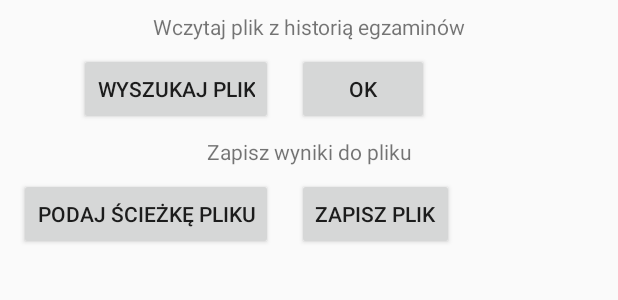
After one commit to przemyslawmoskal/Driving_License_Examiners_App, an Android app: the layout fragment_settings.xml on its own in the app's theme, with its tools: preview values and no code run, on a phone screen of 412 x 824 dp. The commit adds this screen. Shown: the top 300 px of the screen. Run offline under Robolectric (Android 15) with nearby library versions, the phone set to English and light mode, and no system bars.

Commit message:
Created SettingsActivity.java and SettingsFragment.java - handling action bar icon tapping to be implemented.

```diff
--- a/app/src/main/java/com/ptmprojects/aplikacjaegzaminatora/DateUtilities.java
+++ b/app/src/main/java/com/ptmprojects/aplikacjaegzaminatora/DateUtilities.java
@@ -7,6 +7,7 @@ import java.util.Calendar;
 public class DateUtilities {
     public static final SimpleDateFormat DATE_FORMAT_USED_IN_DATABASE = new SimpleDateFormat("yyyyMMdd");
     public static final SimpleDateFormat DATE_FORMAT_USED_ON_THE_BUTTONS = new SimpleDateFormat("dd' 'MMMM' 'yyyy");
+    public static final SimpleDateFormat DATE_FORMAT_USED_ON_THE_BUTTONS_SHORT = new SimpleDateFormat("dd' 'MMM' '''yy");
     public static final SimpleDateFormat YEAR_FORMAT = new SimpleDateFormat("yyyy");
     public static final SimpleDateFormat TWO_DIGIT_MONTH_FORMAT = new SimpleDateFormat("MM");
     public static final SimpleDateFormat YEAR_MONTH_FORMAT = new SimpleDateFormat("yyyyMM");
--- /dev/null
+++ b/app/src/main/java/com/ptmprojects/aplikacjaegzaminatora/SettingsFragment.java
@@ -0,0 +1,6 @@
+package com.ptmprojects.aplikacjaegzaminatora;
+
+import android.support.v4.app.Fragment;
+
+public class SettingsFragment extends Fragment {
+}
--- a/app/src/main/java/database/ResultsBaseHelper.java
+++ b/app/src/main/java/database/ResultsBaseHelper.java
@@ -19,9 +19,6 @@ public class ResultsBaseHelper extends SQLiteOpenHelper {
     public void onCreate(SQLiteDatabase db) {
         db.execSQL("create table " + ResultsTable.NAME + "(" +
                 "_id integer primary key autoincrement, " +
-//                ResultsTable.Cols.YEAR + " INTEGER, " +
-//                ResultsTable.Cols.MONTH + " INTEGER, " +
-//                ResultsTable.Cols.DAY + " INTEGER, " +
                 ResultsTable.Cols.DATE + " INTEGER, " +
                 ResultsTable.Cols.ORDER_NUMBER + " INTEGER, " +
                 ResultsTable.Cols.CATEGORY + " TEXT, " +
--- /dev/null
+++ b/app/src/main/res/layout/fragment_settings.xml
@@ -0,0 +1,75 @@
+<?xml version="1.0" encoding="utf-8"?>
+<android.support.constraint.ConstraintLayout xmlns:android="http://schemas.android.com/apk/res/android"
+    xmlns:app="http://schemas.android.com/apk/res-auto"
+    xmlns:tools="http://schemas.android.com/tools"
+    android:layout_width="match_parent"
+    android:layout_height="match_parent"
+    tools:layout_editor_absoluteY="81dp">
+
+    <TextView
+        android:id="@+id/load_results_from_file"
+        android:layout_width="wrap_content"
+        android:layout_height="wrap_content"
+        android:layout_marginEnd="8dp"
+        android:layout_marginStart="8dp"
+        android:layout_marginTop="8dp"
+        android:text="@string/load_results_from_file"
+        app:layout_constraintEnd_toEndOf="parent"
+        app:layout_constraintStart_toStartOf="parent"
+        app:layout_constraintTop_toTopOf="parent" />
+
+    <Button
+        android:id="@+id/search_for_file"
+        android:layout_width="wrap_content"
+        android:layout_height="wrap_content"
+        android:layout_marginEnd="8dp"
+        android:text="@string/search_for_file"
+        app:layout_constraintBaseline_toBaselineOf="@+id/settings_ok_button"
+        app:layout_constraintEnd_toStartOf="@+id/guideline4" />
+
+    <Button
+        android:id="@+id/settings_ok_button"
+        android:layout_width="wrap_content"
+        android:layout_height="wrap_content"
+        android:layout_marginStart="8dp"
+        android:layout_marginTop="8dp"
+        android:text="@string/OK"
+        app:layout_constraintStart_toStartOf="@+id/guideline4"
+        app:layout_constraintTop_toBottomOf="@+id/load_results_from_file" />
+
+    <android.support.constraint.Guideline
+        android:id="@+id/guideline4"
+        android:layout_width="wrap_content"
+        android:layout_height="wrap_content"
+        android:orientation="vertical"
+        app:layout_constraintGuide_begin="190dp" />
+
+    <TextView
+        android:id="@+id/save_results_to_file"
+        android:layout_width="wrap_content"
+        android:layout_height="wrap_content"
+        android:layout_marginTop="8dp"
+        android:text="@string/save_results_to_file"
+        app:layout_constraintEnd_toEndOf="parent"
+        app:layout_constraintStart_toStartOf="parent"
+        app:layout_constraintTop_toBottomOf="@+id/search_for_file" />
+
+    <Button
+        android:id="@+id/save_database_to_file"
+        android:layout_width="wrap_content"
+        android:layout_height="wrap_content"
+        android:layout_marginEnd="8dp"
+        android:text="@string/set_directory"
+        app:layout_constraintBaseline_toBaselineOf="@+id/save_button"
+        app:layout_constraintEnd_toStartOf="@+id/guideline4" />
+
+    <Button
+        android:id="@+id/save_button"
+        android:layout_width="wrap_content"
+        android:layout_height="wrap_content"
+        android:layout_marginStart="8dp"
+        android:layout_marginTop="8dp"
+        android:text="@string/confirm_save_button"
+        app:layout_constraintStart_toStartOf="@+id/guideline4"
+        app:layout_constraintTop_toBottomOf="@+id/save_results_to_file" />
+</android.support.constraint.ConstraintLayout>
--- a/app/src/main/res/layout/list_item_exam_explorer.xml
+++ b/app/src/main/res/layout/list_item_exam_explorer.xml
@@ -18,6 +18,7 @@
 
     <Button
         android:id="@+id/list_item_category_button"
+        android:minWidth="0dp"
         android:layout_width="wrap_content"
         android:layout_height="wrap_content"
         android:layout_marginStart="8dp"
@@ -27,6 +28,7 @@
 
     <Button
         android:id="@+id/list_item_result_button"
+        android:minWidth="0dp"
         android:layout_width="wrap_content"
         android:layout_height="wrap_content"
         android:layout_marginStart="8dp"
--- a/app/src/main/res/values/strings.xml
+++ b/app/src/main/res/values/strings.xml
@@ -63,4 +63,10 @@
         <item>D1+E</item>
         <item>T</item>
     </string-array>
+    <string name="settings">Ustawienia</string>
+    <string name="load_results_from_file">Wczytaj plik z historią egzaminów</string>
+    <string name="search_for_file">Wyszukaj plik</string>
+    <string name="save_results_to_file">Zapisz wyniki do pliku</string>
+    <string name="set_directory">Podaj ścieżkę pliku</string>
+    <string name="confirm_save_button">Zapisz plik</string>
 </resources>
```
Also changed, not shown: app/src/main/AndroidManifest.xml (+10 -2 lines), app/src/main/java/com/ptmprojects/aplikacjaegzaminatora/AddNewDataFragment.java (+20 -1 lines), app/src/main/java/com/ptmprojects/aplikacjaegzaminatora/ExamExplorerListFragment.java (+21 -1 lines), app/src/main/java/com/ptmprojects/aplikacjaegzaminatora/MainActivity.java (+21 -3 lines), app/src/main/java/com/ptmprojects/aplikacjaegzaminatora/MainFragment.java (+29 -0 lines), app/src/main/java/com/ptmprojects/aplikacjaegzaminatora/ResultsBank.java (+25 -1 lines), app/src/main/java/com/ptmprojects/aplikacjaegzaminatora/SettingsActivity.java (added, +18 -0 lines), app/src/main/java/database/ResultsCursorWrapper.java (+0 -7 lines), app/src/main/res/menu/fragment_main.xml (added, +10 -0 lines).
